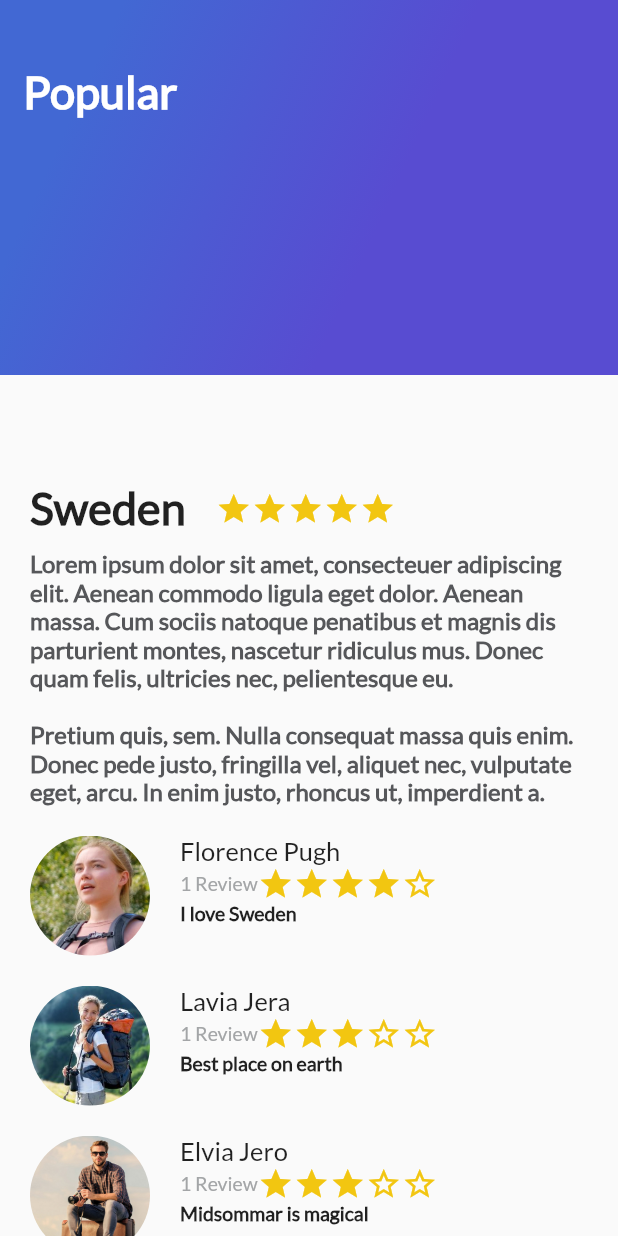
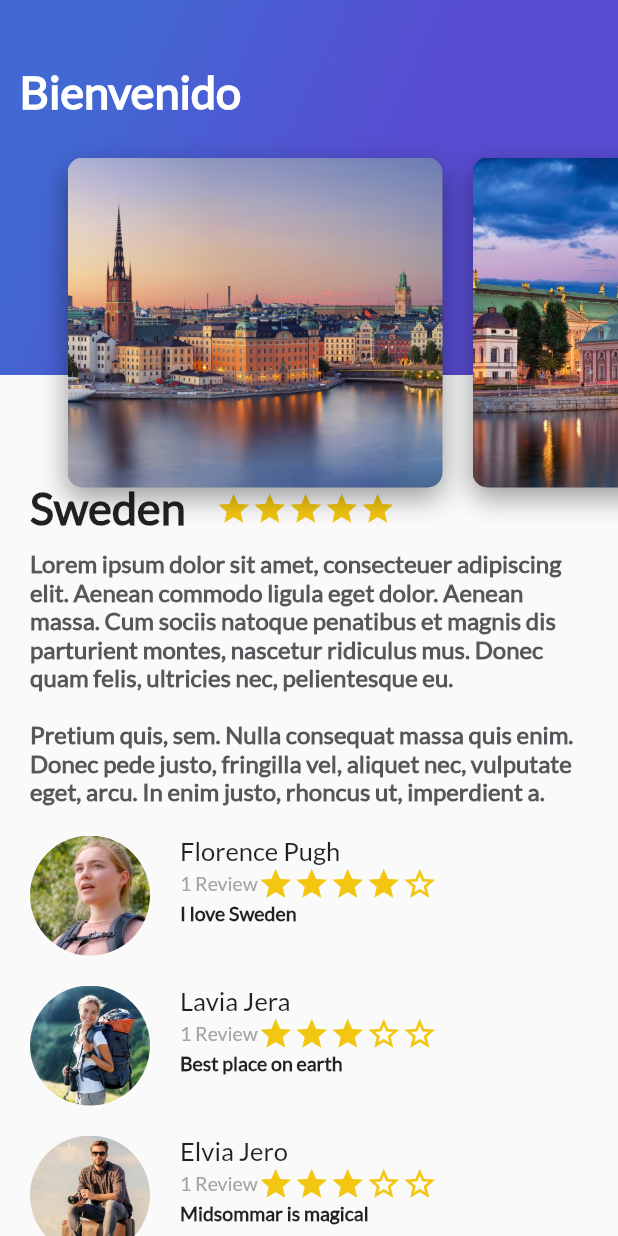
Before and after one commit to theJuanon/trips_app, a Flutter app: the screen it shows after launch, on a phone screen of 412 x 824 dp. Run offline on Flutter 3.47's test engine with Material 2 defaults, Android fonts, the phone set to English and light mode, and no system bars; our stand-ins replace google_fonts.

Commit message:
add horizontal card list

```diff
--- /dev/null
+++ b/lib/card_image.dart
@@ -0,0 +1,28 @@
+import 'package:flutter/material.dart';
+
+class CardImage extends StatelessWidget {
+  final String pathImage;
+
+  CardImage(this.pathImage);
+
+  @override
+  Widget build(BuildContext context) {
+    final card = Container(
+        height: 350.0,
+        width: 250.0,
+        margin: EdgeInsets.only(top: 80.0, left: 20.0),
+        decoration: BoxDecoration(
+            image: DecorationImage(
+                fit: BoxFit.cover, image: AssetImage(pathImage)),
+            borderRadius: BorderRadius.all(Radius.circular(10.0)),
+            shape: BoxShape.rectangle,
+            boxShadow: [
+              BoxShadow(
+                  color: Colors.black38,
+                  blurRadius: 15.0,
+                  offset: Offset(0.0, 7.0))
+            ]));
+
+    return card;
+  }
+}
--- /dev/null
+++ b/lib/card_image_list.dart
@@ -0,0 +1,19 @@
+import 'package:flutter/material.dart';
+import 'card_image.dart';
+
+class CardImageList extends StatelessWidget {
+  @override
+  Widget build(BuildContext context) {
+    return Container(
+        height: 350.0,
+        child: ListView(
+            padding: EdgeInsets.all(25.0),
+            scrollDirection: Axis.horizontal,
+            children: [
+              CardImage("assets/img/sweden.png"),
+              CardImage("assets/img/sweden2.jpeg"),
+              CardImage("assets/img/sweden_mtn.jpeg"),
+              CardImage("assets/img/sarek.jpeg"),
+            ]));
+  }
+}
--- /dev/null
+++ b/lib/header_appbar.dart
@@ -0,0 +1,12 @@
+import 'package:flutter/material.dart';
+import 'gradient_back.dart';
+import 'card_image_list.dart';
+
+class HeaderAppbar extends StatelessWidget {
+  @override
+  Widget build(BuildContext context) {
+    return Stack(
+      children: [GradientBack("Bienvenido"), CardImageList()],
+    );
+  }
+}
--- a/lib/main.dart
+++ b/lib/main.dart
@@ -3,7 +3,7 @@ import 'package:flutter/services.dart';
 import 'description_place.dart';
 import 'review.dart';
 import 'review_list.dart';
-import 'gradient_back.dart';
+import 'header_appbar.dart';
 
 void main() {
   SystemChrome.setSystemUIOverlayStyle(SystemUiOverlayStyle(
@@ -52,7 +52,7 @@ class MyApp extends StatelessWidget {
             DescriptionPlace("Sweden", 5, descriptionDummy),
             ReviewList(reviews)
           ]),
-          GradientBack("Popular")
+          HeaderAppbar()
         ],
       )),
     );
```
Also changed, not shown: assets/img/sarek.jpeg (added), assets/img/sweden.png (added), assets/img/sweden2.jpeg (added), assets/img/sweden_mtn.jpeg (added).
